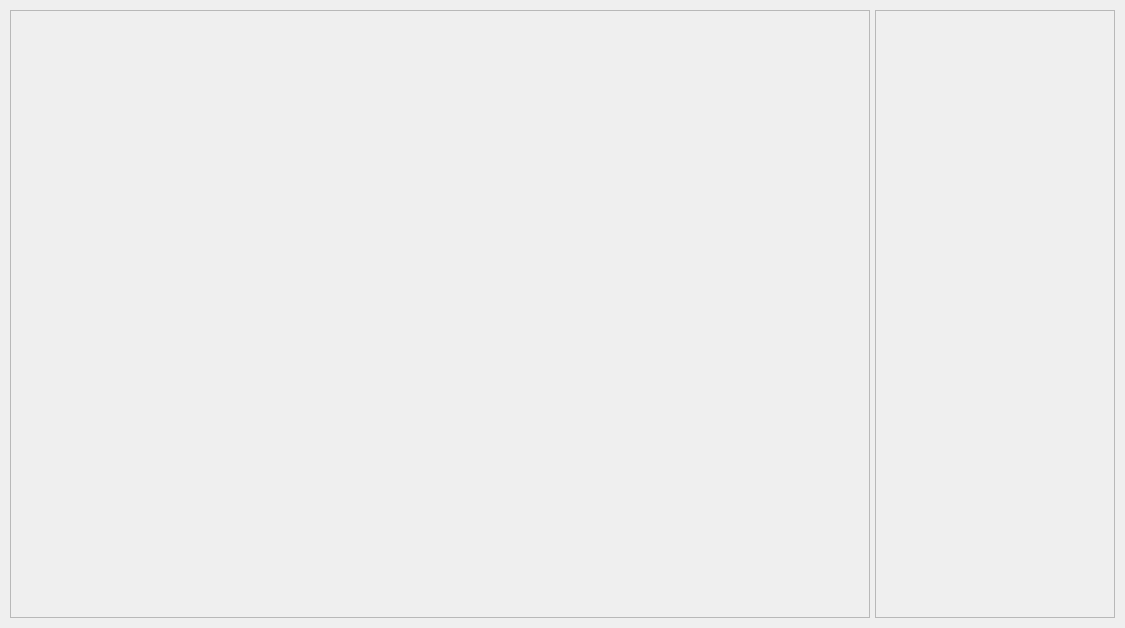
Qt form gui/uis/pages/main_pages.ui (AbedJoulany/Face-Mask-Detection-Project) before a commit.
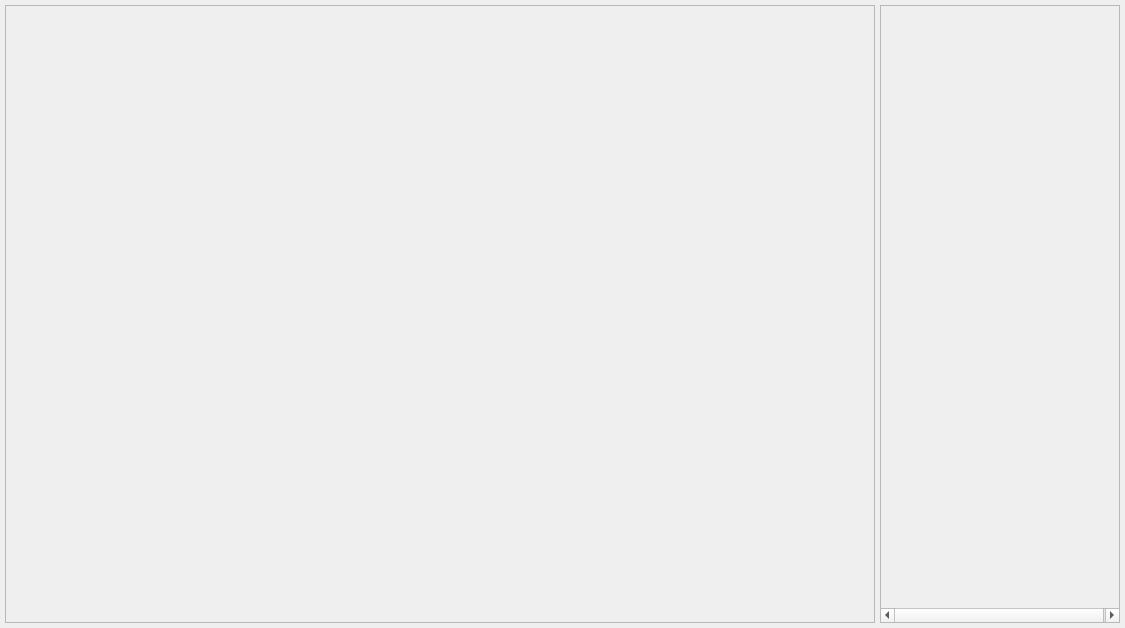
The same form after that commit.

What changed in the file:
```diff
--- a/gui/uis/pages/main_pages.ui
+++ b/gui/uis/pages/main_pages.ui
@@ -6,7 +6,7 @@
    <rect>
     <x>0</x>
     <y>0</y>
-    <width>1124</width>
+    <width>1125</width>
     <height>628</height>
    </rect>
   </property>
@@ -18,16 +18,16 @@
     <number>0</number>
    </property>
    <property name="leftMargin">
-    <number>5</number>
+    <number>0</number>
    </property>
    <property name="topMargin">
-    <number>5</number>
+    <number>0</number>
    </property>
    <property name="rightMargin">
-    <number>5</number>
+    <number>0</number>
    </property>
    <property name="bottomMargin">
-    <number>5</number>
+    <number>0</number>
    </property>
    <item>
     <widget class="QStackedWidget" name="pages">
@@ -98,7 +98,7 @@
         </widget>
        </item>
        <item>
-        <widget class="QFrame" name="frame_2">
+        <widget class="QScrollArea" name="scrollArea">
          <property name="minimumSize">
           <size>
            <width>240</width>
@@ -107,17 +107,53 @@
          </property>
          <property name="maximumSize">
           <size>
-           <width>16777215</width>
+           <width>240</width>
            <height>16777215</height>
           </size>
          </property>
-         <property name="frameShape">
-          <enum>QFrame::StyledPanel</enum>
+         <property name="widgetResizable">
+          <bool>true</bool>
          </property>
-         <property name="frameShadow">
-          <enum>QFrame::Raised</enum>
-         </property>
-         <layout class="QHBoxLayout" name="horizontalLayout"/>
+         <widget class="QWidget" name="scrollAreaWidgetContents">
+          <property name="geometry">
+           <rect>
+            <x>0</x>
+            <y>0</y>
+            <width>240</width>
+            <height>599</height>
+           </rect>
+          </property>
+          <property name="minimumSize">
+           <size>
+            <width>240</width>
+            <height>0</height>
+           </size>
+          </property>
+          <layout class="QVBoxLayout" name="verticalLayout_2">
+           <property name="spacing">
+            <number>0</number>
+           </property>
+           <property name="leftMargin">
+            <number>0</number>
+           </property>
+           <property name="topMargin">
+            <number>0</number>
+           </property>
+           <property name="rightMargin">
+            <number>0</number>
+           </property>
+           <property name="bottomMargin">
+            <number>0</number>
+           </property>
+           <item>
+            <layout class="QVBoxLayout" name="right_pic_layout">
+             <property name="spacing">
+              <number>0</number>
+             </property>
+            </layout>
+           </item>
+          </layout>
+         </widget>
         </widget>
        </item>
       </layout>
```
